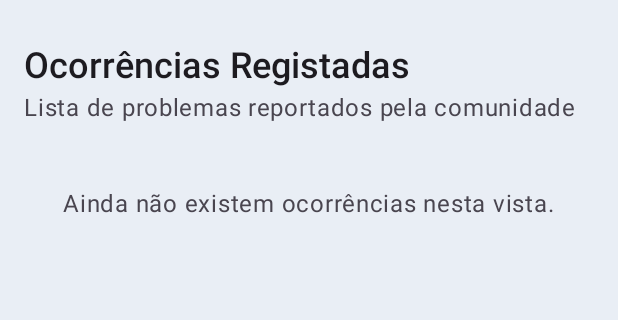
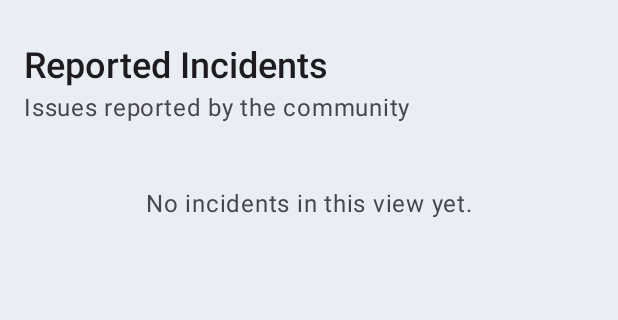
Before and after one commit to diogo2024143983/TrabalhoAMOV, an Android app built with Jetpack Compose: the IncidentListScreen screen opened through its navigation route, on a phone screen of 412 x 824 dp, the part 78-398 px from its top. Run offline under Robolectric (Android 15) with nearby library versions, the phone set to English and light mode, and no system bars; our stand-ins replace Firebase (no records; nobody signed in at launch, a user with empty details on screens opened directly); libraries missing offline, so code that uses them is left out: org.osmdroid.config; pictures from the network do not load.

Commit message:
Parte em ingles corrigida

```diff
--- a/app/src/main/java/pt/isec/amov/cityfix/ui/screens/DashBoardScreen.kt
+++ b/app/src/main/java/pt/isec/amov/cityfix/ui/screens/DashBoardScreen.kt
@@ -16,8 +16,10 @@ import androidx.compose.material3.Text
 import androidx.compose.runtime.Composable
 import androidx.compose.ui.Modifier
 import androidx.compose.ui.graphics.Color
+import androidx.compose.ui.res.stringResource
 import androidx.compose.ui.tooling.preview.Preview
 import androidx.compose.ui.unit.dp
+import pt.isec.amov.cityfix.R
 import pt.isec.amov.cityfix.model.CityFixUser
 import pt.isec.amov.cityfix.model.IncidentList
 import pt.isec.amov.cityfix.model.UserRole
@@ -45,15 +47,18 @@ fun DashboardScreen(
             ) {
                 Column(Modifier.padding(22.dp), verticalArrangement = Arrangement.spacedBy(8.dp)) {
                     Text(
-                        text = if (user.role == UserRole.ANONYMOUS) "Melhore a sua cidade" else "Olá, ${user.name}!",
+                        text = if (user.role == UserRole.ANONYMOUS)
+                            stringResource(R.string.dash_hero_anon_title)
+                        else
+                            stringResource(R.string.dash_hero_user_title, user.name),
                         style = MaterialTheme.typography.headlineSmall,
                         color = MaterialTheme.colorScheme.onPrimary
                     )
                     Text(
                         text = when {
-                            user.role == UserRole.ANONYMOUS -> "Consulte o estado de resolução das ocorrências na sua cidade."
-                            user.role == UserRole.CITIZEN && !user.active -> "A tua conta está a aguardar validação do NIF por um operador municipal."
-                            else -> "Reporte ocorrências públicas ou acompanhe a evolução das que já registou."
+                            user.role == UserRole.ANONYMOUS -> stringResource(R.string.dash_hero_anon_sub)
+                            user.role == UserRole.CITIZEN && !user.active -> stringResource(R.string.account_pending_warning)
+                            else -> stringResource(R.string.dash_hero_user_sub)
                         },
                         color = MaterialTheme.colorScheme.onPrimary.copy(alpha = 0.85f)
                     )
@@ -63,18 +68,23 @@ fun DashboardScreen(
 
         item {
             Row(horizontalArrangement = Arrangement.spacedBy(8.dp), modifier = Modifier.fillMaxWidth()) {
-                StatCard("Total", incidents.totalCount.toString(), MaterialTheme.colorScheme.primaryContainer, Modifier.weight(1f))
                 StatCard(
-                    "% Ativas",
-                    "${incidents.activePercentage}% (${incidents.activeCount})",
-                    MaterialTheme.colorScheme.secondaryContainer,
-                    Modifier.weight(1f)
+                    label = stringResource(R.string.dash_total_tickets),
+                    value = incidents.totalCount.toString(),
+                    color = MaterialTheme.colorScheme.primaryContainer,
+                    modifier = Modifier.weight(1f)
                 )
                 StatCard(
-                    "Tempo Médio",
-                    incidents.averageRepairDays.takeIf { it > 0.0 }?.let { String.format(Locale.getDefault(), "%.1f d", it) } ?: "--",
-                    Color(0xFFF4E4C8),
-                    Modifier.weight(1f)
+                    label = stringResource(R.string.dash_active_percentage),
+                    value = "${incidents.activePercentage}% (${incidents.activeCount})",
+                    color = MaterialTheme.colorScheme.secondaryContainer,
+                    modifier = Modifier.weight(1f)
+                )
+                StatCard(
+                    label = stringResource(R.string.dash_avg_resolution_time),
+                    value = incidents.averageRepairDays.takeIf { it > 0.0 }?.let { String.format(Locale.getDefault(), "%.1f d", it) } ?: "--",
+                    color = Color(0xFFF4E4C8),
+                    modifier = Modifier.weight(1f)
                 )
             }
         }
@@ -86,12 +96,12 @@ fun DashboardScreen(
                 shape = MaterialTheme.shapes.medium
             ) {
                 Column(Modifier.padding(18.dp), verticalArrangement = Arrangement.spacedBy(10.dp)) {
-                    Text("Ocorrências da Comunidade", style = MaterialTheme.typography.titleMedium)
+                    Text(stringResource(R.string.dash_community_title), style = MaterialTheme.typography.titleMedium)
                     Text(
-                        "Consulte os problemas ativos e acompanhe a resolução em tempo real.",
+                        stringResource(R.string.dash_community_sub),
                         color = MaterialTheme.colorScheme.onSurfaceVariant
                     )
-                    Button(onClick = onIncidents) { Text("Explorar ocorrências") }
+                    Button(onClick = onIncidents) { Text(stringResource(R.string.btn_explore_incidents)) }
                 }
             }
         }
--- a/app/src/main/java/pt/isec/amov/cityfix/ui/screens/IncidentListScreen.kt
+++ b/app/src/main/java/pt/isec/amov/cityfix/ui/screens/IncidentListScreen.kt
@@ -22,9 +22,11 @@ import androidx.compose.runtime.saveable.rememberSaveable
 import androidx.compose.runtime.setValue
 import androidx.compose.ui.Alignment
 import androidx.compose.ui.Modifier
+import androidx.compose.ui.res.stringResource
 import androidx.compose.ui.text.font.FontWeight
 import androidx.compose.ui.tooling.preview.Preview
 import androidx.compose.ui.unit.dp
+import pt.isec.amov.cityfix.R
 import pt.isec.amov.cityfix.model.CityFixUser
 import pt.isec.amov.cityfix.model.Incident
 import pt.isec.amov.cityfix.model.UserRole
@@ -47,13 +49,13 @@ fun IncidentListScreen(
             Card(colors = CardDefaults.cardColors(containerColor = MaterialTheme.colorScheme.errorContainer)) {
                 Column(Modifier.padding(20.dp), verticalArrangement = Arrangement.spacedBy(8.dp)) {
                     Text(
-                        "Fora do Perímetro de 10 km",
+                        stringResource(R.string.geofence_out_of_bounds_title),
                         style = MaterialTheme.typography.titleMedium,
                         fontWeight = FontWeight.Bold,
                         color = MaterialTheme.colorScheme.onErrorContainer
                     )
                     Text(
-                        "O acesso de Munícipe Anónimo está restrito a um raio de 10 km com centro na Praça da República (Coimbra). Inicie sessão para consultar ocorrências fora deste perímetro.",
+                        stringResource(R.string.geofence_out_of_bounds_message),
                         color = MaterialTheme.colorScheme.onErrorContainer
                     )
                 }
@@ -76,8 +78,8 @@ fun IncidentListScreen(
         verticalArrangement = Arrangement.spacedBy(8.dp)
     ) {
         item {
-            Text("Ocorrências Registadas", style = MaterialTheme.typography.headlineSmall)
-            Text("Lista de problemas reportados pela comunidade", color = MaterialTheme.colorScheme.onSurfaceVariant)
+            Text(stringResource(R.string.list_title), style = MaterialTheme.typography.headlineSmall)
+            Text(stringResource(R.string.list_subtitle), color = MaterialTheme.colorScheme.onSurfaceVariant)
             if (currentUser.role == UserRole.CITIZEN) {
                 Row(
                     modifier = Modifier.fillMaxWidth().padding(top = 8.dp),
@@ -86,12 +88,12 @@ fun IncidentListScreen(
                     FilterChip(
                         selected = !onlyMine,
                         onClick = { onlyMine = false },
-                        label = { Text("Públicas Ativas") }
+                        label = { Text(stringResource(R.string.filter_public_active)) }
                     )
                     FilterChip(
                         selected = onlyMine,
                         onClick = { onlyMine = true },
-                        label = { Text("As Minhas Ocorrências") }
+                        label = { Text(stringResource(R.string.nav_my_tickets)) }
                     )
                 }
             }
@@ -99,7 +101,7 @@ fun IncidentListScreen(
         if (filteredIncidents.isEmpty()) {
             item {
                 Box(modifier = Modifier.fillMaxWidth().padding(vertical = 32.dp), contentAlignment = Alignment.Center) {
-                    Text("Ainda não existem ocorrências nesta vista.", color = MaterialTheme.colorScheme.onSurfaceVariant)
+                    Text(stringResource(R.string.list_empty), color = MaterialTheme.colorScheme.onSurfaceVariant)
                 }
             }
         } else {
--- a/app/src/main/res/values/strings.xml
+++ b/app/src/main/res/values/strings.xml
@@ -94,4 +94,18 @@
     <string name="btn_continue_as_guest">Continue as Anonymous Citizen</string>
     <string name="forgot_password">Forgot Password?</string>
     <string name="account_pending_warning">Your account is pending municipal validation. You can browse public incidents, but incident creation is temporarily on hold.</string>
+
+
+    <!-- Dashboard & List extra -->
+    <string name="dash_hero_anon_title">Improve your city</string>
+    <string name="dash_hero_user_title">Hello, %s!</string>
+    <string name="dash_hero_anon_sub">Check the resolution status of incidents in your city.</string>
+    <string name="dash_hero_user_sub">Report public incidents or track the progress of your reports.</string>
+    <string name="dash_community_title">Community Incidents</string>
+    <string name="dash_community_sub">Browse active issues and track resolution in real time.</string>
+    <string name="btn_explore_incidents">Explore incidents</string>
+    <string name="list_title">Reported Incidents</string>
+    <string name="list_subtitle">Issues reported by the community</string>
+    <string name="filter_public_active">Public Active</string>
+    <string name="list_empty">No incidents in this view yet.</string>
 </resources>
```
Also changed, not shown: 1 other file.
